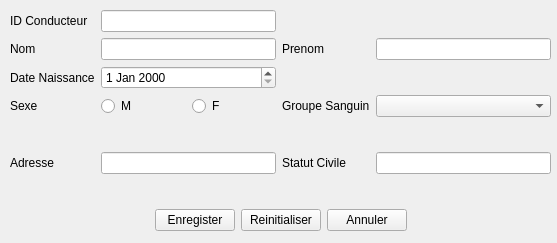
This is conducteur.ui in tiserge2/transport_management as Qt 5 draws it before an edit. The edited form follows.
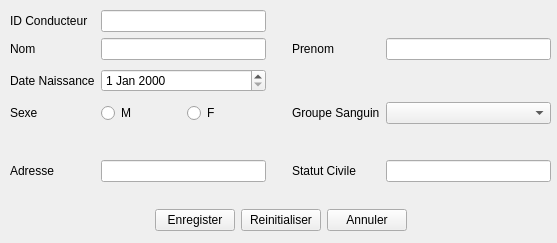
This is the edited form.

The edit to the form file:
```diff
--- a/conducteur.ui
+++ b/conducteur.ui
@@ -148,6 +148,19 @@
         </property>
        </spacer>
       </item>
+      <item row="2" column="2">
+       <spacer name="verticalSpacer_3">
+        <property name="orientation">
+         <enum>Qt::Vertical</enum>
+        </property>
+        <property name="sizeHint" stdset="0">
+         <size>
+          <width>20</width>
+          <height>40</height>
+         </size>
+        </property>
+       </spacer>
+      </item>
      </layout>
     </item>
     <item>
```
